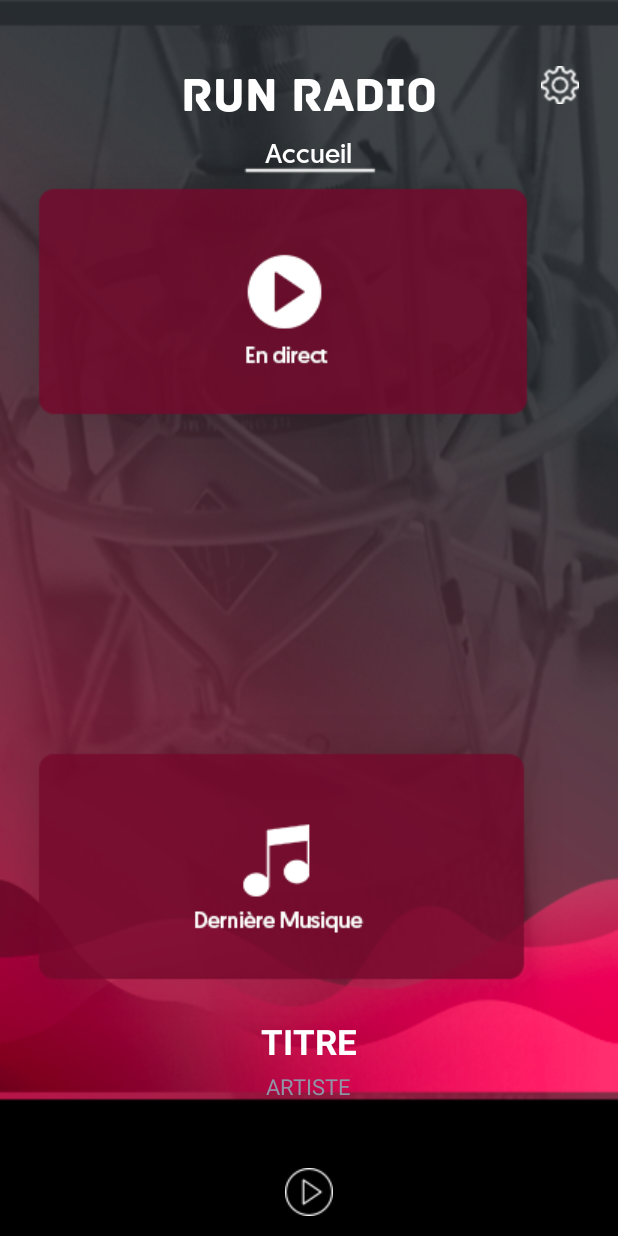
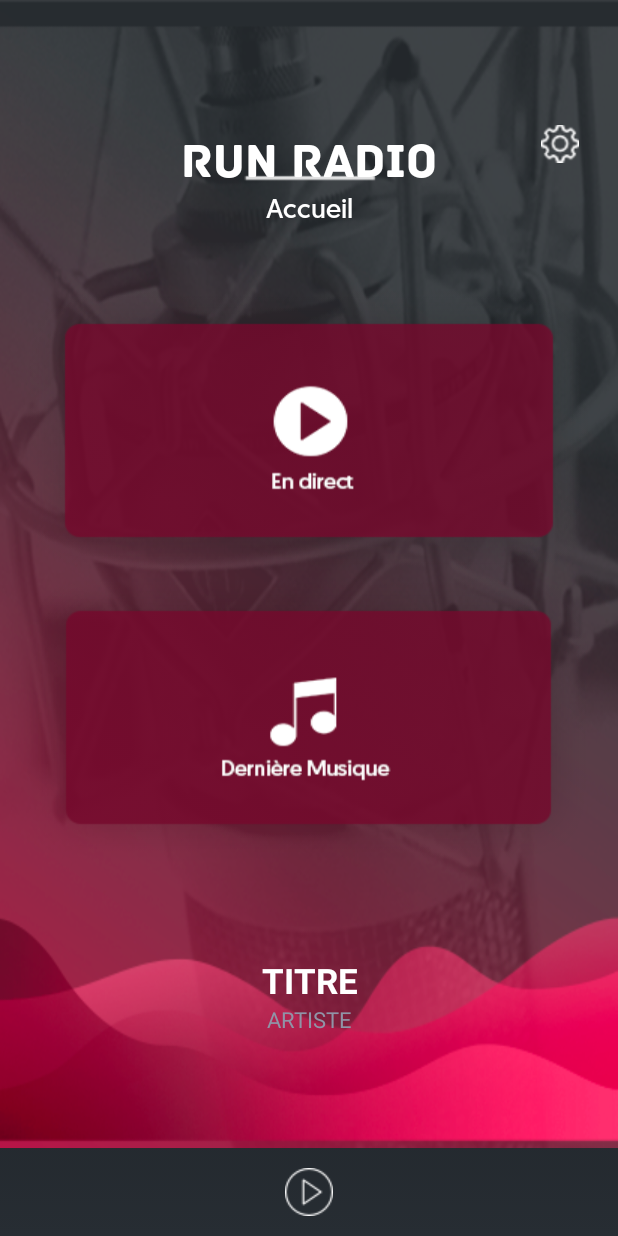
Before and after one commit to alexandreleick/Radio_FACE_Android, an Android app: the screen it shows after launch (KMainActivityl), on a phone screen of 412 x 824 dp. Run offline under Robolectric (Android 15) with nearby library versions, the phone set to English and light mode, and no system bars; our stand-ins replace Picasso; pictures from the network do not load; Roboto replaces fonts that are not available here; 2 statements that could not run were skipped.

Commit message:
Exemple home_layout

```diff
--- a/RADIO/app/src/main/java/face06/radio/MainActivityl.kt
+++ b/RADIO/app/src/main/java/face06/radio/MainActivityl.kt
@@ -36,7 +36,7 @@ class KMainActivityl : Activity() {
     var name: TextView?= null
     var layout_name: TextView?= null
     var inLive: Button?= null
-    var settings: Button?= null
+    var settings: ImageView?= null
     var lastSong: Button? = null
      var player: MediaPlayer? = null
      var playButton: ImageView? = null
@@ -55,7 +55,7 @@ class KMainActivityl : Activity() {
         lastSong = findViewById<Button>(R.id.lastSong) as Button
         title = findViewById<TextView>(R.id.title) as TextView
         artiste = findViewById<TextView>(R.id.artiste) as TextView
-        settings = findViewById<Button>(R.id.settings) as Button
+        settings = findViewById<Button>(R.id.settings) as ImageView
         playButton = findViewById<ImageView>(R.id.play) as ImageView
 
         setFont(name!!, "Archive.otf", "RUN RADIO")
--- a/RADIO/app/src/main/res/layout/home_layout.xml
+++ b/RADIO/app/src/main/res/layout/home_layout.xml
@@ -3,103 +3,128 @@
     xmlns:tools="http://schemas.android.com/tools"
     android:orientation="vertical" android:layout_width="match_parent"
     android:layout_height="match_parent"
-    android:background="@drawable/accueil">
+    >
 
-    <TextView
-        android:id="@+id/title"
-        android:text="TITRE"
-        android:layout_width="wrap_content"
-        android:layout_height="wrap_content"
-        android:textColor="@android:color/white"
-        android:textSize="23.33dp"
-        android:textStyle="bold"
-        android:layout_alignParentBottom="true"
-        android:layout_centerHorizontal="true"
-        android:layout_marginBottom="114dp"
-        android:layout_marginLeft="@dimen/activity_horizontal_margin"
-        android:layout_marginRight="@dimen/activity_horizontal_margin"/>
+    <LinearLayout
+        android:layout_width="match_parent"
+        android:layout_height="match_parent"
+        android:layout_above="@+id/play"
+        android:orientation="vertical"
+        android:background="@drawable/accueil_test">
 
-    <TextView
-        android:text="ARTISTE"
-        android:id="@+id/artiste"
-        android:layout_width="wrap_content"
-        android:layout_height="wrap_content"
-        android:layout_marginTop="35dp"
-        android:textAllCaps="false"
-        android:textColor="#9094A7"
-        android:textSize="14.44dp"
-        android:layout_alignTop="@+id/title"
-        android:layout_centerHorizontal="true"
-        android:layout_marginLeft="@dimen/activity_horizontal_margin"
-        android:layout_marginRight="@dimen/activity_horizontal_margin"/>
+        <RelativeLayout
+            android:layout_width="match_parent"
+            android:layout_height="0dp"
+            android:layout_weight="1">
+
+            <LinearLayout
+                android:layout_width="match_parent"
+                android:layout_height="match_parent"
+                android:orientation="vertical">
 
                 <TextView
                     android:id="@+id/name"
-        android:layout_width="wrap_content"
-        android:layout_height="wrap_content"
-        android:layout_marginTop="44dp"
-        android:text="TextView"
+                    android:layout_width="match_parent"
+                    android:gravity="center|bottom"
+                    android:layout_height="0dp"
+                    android:layout_weight="2"
                     android:textColor="@android:color/white"
                     android:textSize="32sp"
-        tools:text="RUN RADIO"
-        android:layout_alignParentTop="true"
-        android:layout_centerHorizontal="true"
-        android:layout_marginLeft="@dimen/activity_horizontal_margin"
-        android:layout_marginRight="@dimen/activity_horizontal_margin"/>
+                    tools:text="RUN RADIO" />
 
                 <TextView
                     android:id="@+id/layout_name"
-        android:layout_width="wrap_content"
-        android:layout_height="wrap_content"
+                    android:layout_width="match_parent"
+                    android:layout_height="0dp"
+                    android:layout_weight="1"
+                    android:gravity="center|top"
                     android:text="Accueil"
                     android:textColor="@android:color/white"
-        android:textSize="18sp"
-        android:layout_below="@+id/name"
-        android:layout_centerHorizontal="true"
-        android:layout_marginTop="7dp"
-        android:layout_marginLeft="@dimen/activity_horizontal_margin"
-        android:layout_marginRight="@dimen/activity_horizontal_margin"/>
+                    android:textSize="18sp" />
+
+            </LinearLayout>
+
+
+
+            <ImageView
+                android:id="@+id/settings"
+                android:layout_width="25dp"
+                android:layout_height="match_parent"
+                android:layout_alignParentEnd="true"
+                android:layout_alignParentRight="true"
+                android:layout_marginEnd="26dp"
+                android:layout_marginRight="26dp"
+                android:src="@drawable/settings" />
+        </RelativeLayout>
 
         <Button
             android:id="@+id/inLive"
             android:layout_width="wrap_content"
-        android:layout_height="wrap_content"
-        android:background="@drawable/play"
-        android:layout_marginTop="9dp"
-        android:layout_alignTop="@+id/layout_name"
-        android:layout_alignParentLeft="true"
-        android:layout_alignParentStart="true" />
+            android:layout_gravity="center"
+            android:layout_height="0dp"
+            android:layout_weight="1"
+            android:background="@drawable/play" />
 
         <Button
             android:id="@+id/lastSong"
             android:layout_width="wrap_content"
-        android:layout_height="wrap_content"
-        android:background="@drawable/derniere_musique"
-        android:layout_above="@+id/artiste"
-        android:layout_alignParentLeft="true"
-        android:layout_alignParentStart="true" />
+            android:layout_gravity="center"
+            android:layout_height="0dp"
+            android:layout_weight="1"
+            android:background="@drawable/derniere_musique" />
 
-    <Button
-        android:id="@+id/settings"
-        android:layout_width="25dp"
-        android:layout_height="25dp"
-        android:background="@drawable/settings"
-        android:layout_marginRight="26dp"
-        android:layout_marginEnd="26dp"
-        android:layout_alignTop="@+id/name"
-        android:layout_alignParentRight="true"
-        android:layout_alignParentEnd="true" />
+        <RelativeLayout
+            android:layout_width="match_parent"
+            android:layout_height="0dp"
+            android:layout_weight="1">
+
+            <LinearLayout
+                android:layout_width="match_parent"
+                android:layout_height="match_parent"
+                android:orientation="vertical">
+
+                <TextView
+                    android:id="@+id/title"
+                    android:layout_width="match_parent"
+                    android:gravity="center|bottom"
+                    android:layout_height="0dp"
+                    android:layout_weight="1"
+                    android:text="TITRE"
+                    android:textColor="@android:color/white"
+                    android:textSize="23.33dp"
+                    android:textStyle="bold" />
+
+                <TextView
+                    android:id="@+id/artiste"
+                    android:layout_width="match_parent"
+                    android:gravity="center|top"
+                    android:layout_height="0dp"
+                    android:layout_weight="1"
+                    android:layout_marginLeft="@dimen/activity_horizontal_margin"
+                    android:layout_marginRight="@dimen/activity_horizontal_margin"
+                    android:text="ARTISTE"
+                    android:textAllCaps="false"
+                    android:textColor="#9094A7"
+                    android:textSize="14.44dp" />
+
+            </LinearLayout>
+
+
+        </RelativeLayout>
+
+    </LinearLayout>
 
     <ImageView
         android:id="@+id/play"
         android:layout_width="wrap_content"
         android:layout_height="wrap_content"
-        android:src="@drawable/play_button"
         android:layout_alignParentBottom="true"
         android:layout_centerHorizontal="true"
-        android:layout_marginBottom="13dp"
+        android:paddingBottom="13dp"
+        android:paddingTop="13dp"
         android:layout_marginLeft="@dimen/activity_horizontal_margin"
-        android:layout_marginRight="@dimen/activity_horizontal_margin"/>
+        android:layout_marginRight="@dimen/activity_horizontal_margin"
+        android:src="@drawable/play_button" />
 
 
 </RelativeLayout>
```
Also changed, not shown: RADIO/app/src/main/res/drawable/accueil_test.png (added). Lines whose indentation alone changed are shown as unchanged.
